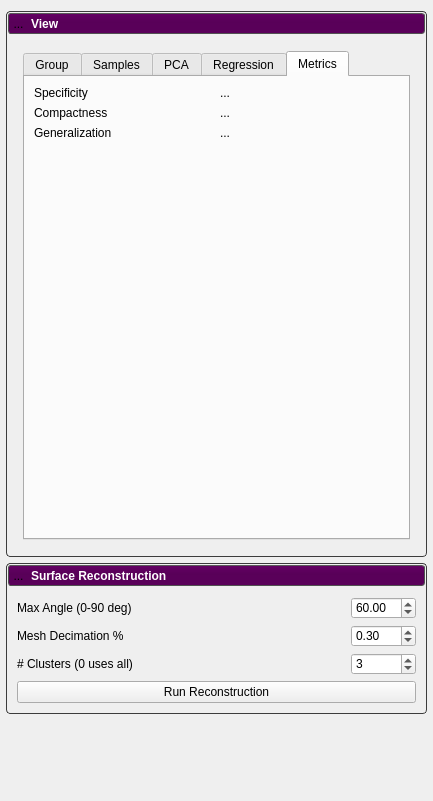
Qt form Studio/src/Application/Analysis/AnalysisTool.ui (SCIInstitute/ShapeWorks) before a commit.
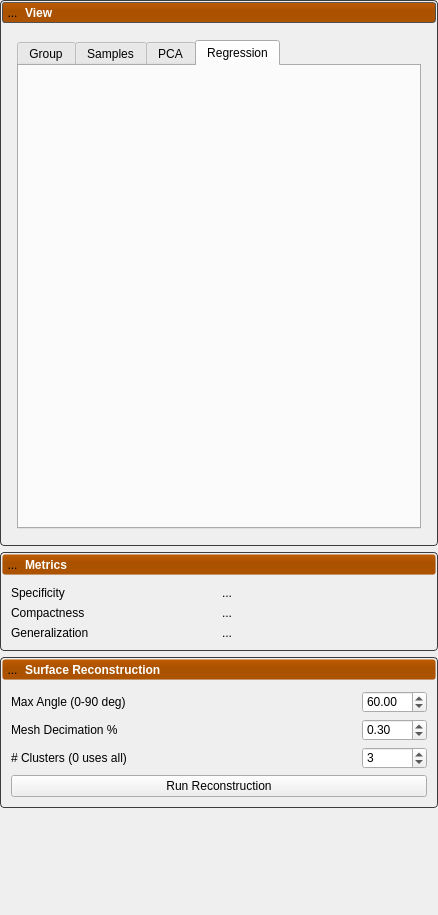
The same form after that commit. The open tabs and pages were chosen to show the change. Icons and pictures are not drawn. Custom widgets are drawn as their Qt base class.

Commit message: Implement new dropdown UI

```diff
--- a/Studio/src/Application/Analysis/AnalysisTool.ui
+++ b/Studio/src/Application/Analysis/AnalysisTool.ui
@@ -6,8 +6,8 @@
    <rect>
     <x>0</x>
     <y>0</y>
-    <width>433</width>
-    <height>801</height>
+    <width>438</width>
+    <height>915</height>
    </rect>
   </property>
   <property name="windowTitle">
@@ -293,7 +293,7 @@
 }
 
 QWidget#view_header_background {
-    background-color: rgb( 100, 0, 100);
+    background-color: rgb( 192, 92, 0);
     border-radius: 3px;
     border: 1px solid rgb(90, 90, 90);
 }
@@ -319,9 +319,9 @@
 }
 
 QWidget#surface_header_background {
-    background-color: rgb( 100, 0, 100);
+    background-color: rgb( 192, 92, 0);
     border-radius: 3px;
-    border: 1px solid rgb(90, 90, 90);
+    border: 1px solid rgb(90 90, 90);
 }
 
 QWidget#surface_panel {
@@ -329,14 +329,44 @@
     border: 1px solid rgb(60, 60, 60);
     color: rgb(90, 90, 90);
 }
-</string>
+
+
+/********************** metrics panel ***********************/
+
+QLabel#metrics_label {
+    color: white;
+    font: bold;
+}
+
+QWidget#metrics_header {
+    background-color: qlineargradient(spread:pad, x1:0.5, y1:0, x2:0.5, y2:0.960227, stop:0 rgba(0, 0, 0, 0), stop:0.45 rgba(0, 0, 0, 30), stop:1 rgba(0, 0, 0, 25));
+    border-radius: 3px;
+}
+
+QWidget#metrics_header_background {
+    background-color: rgb( 192, 92, 0);
+    border-radius: 3px;
+    border: 1px solid rgb(90 90, 90);
+}
+
+QWidget#metrics_panel {
+    border-radius: 4px;
+    border: 1px solid rgb(60, 60, 60);
+    color: rgb(90, 90, 90);
+}</string>
   </property>
   <layout class="QVBoxLayout" name="verticalLayout">
    <property name="leftMargin">
-    <number>6</number>
+    <number>0</number>
+   </property>
+   <property name="topMargin">
+    <number>0</number>
    </property>
    <property name="rightMargin">
-    <number>6</number>
+    <number>0</number>
+   </property>
+   <property name="bottomMargin">
+    <number>0</number>
    </property>
    <item>
     <widget class="QWidget" name="view_panel" native="true">
@@ -408,7 +438,7 @@
              <number>0</number>
             </property>
             <item>
-             <widget class="QToolButton" name="layers_open_button_">
+             <widget class="QToolButton" name="view_open_button">
               <property name="minimumSize">
                <size>
                 <width>21</width>
@@ -451,7 +481,7 @@
        </widget>
       </item>
       <item>
-       <widget class="QWidget" name="view_contents" native="true">
+       <widget class="QWidget" name="view_content" native="true">
         <layout class="QVBoxLayout" name="verticalLayout_23">
          <property name="spacing">
           <number>2</number>
@@ -474,7 +504,7 @@
             <item row="0" column="0">
              <widget class="QTabWidget" name="tabWidget">
               <property name="currentIndex">
-               <number>0</number>
+               <number>3</number>
               </property>
               <widget class="QWidget" name="mean_tab">
                <attribute name="title">
@@ -1060,7 +1090,7 @@
                        <rect>
                         <x>0</x>
                         <y>0</y>
-                        <width>369</width>
+                        <width>381</width>
                         <height>236</height>
                        </rect>
                       </property>
@@ -1157,72 +1187,6 @@
                 <string>Regression</string>
                </attribute>
               </widget>
-              <widget class="QWidget" name="metrics_tab">
-               <attribute name="title">
-                <string>Metrics</string>
-               </attribute>
-               <layout class="QGridLayout" name="gridLayout_9">
-                <item row="0" column="0">
-                 <layout class="QGridLayout" name="gridLayout_7">
-                  <item row="1" column="1">
-                   <widget class="QLabel" name="compactness_label">
-                    <property name="text">
-                     <string>...</string>
-                    </property>
-                   </widget>
-                  </item>
-                  <item row="1" column="0">
-                   <widget class="QLabel" name="label_7">
-                    <property name="text">
-                     <string>Compactness</string>
-                    </property>
-                   </widget>
-                  </item>
-                  <item row="0" column="0">
-                   <widget class="QLabel" name="label_6">
-                    <property name="text">
-                     <string>Specificity</string>
-                    </property>
-                   </widget>
-                  </item>
-                  <item row="2" column="0">
-                   <widget class="QLabel" name="label_4">
-                    <property name="text">
-                     <string>Generalization</string>
-                    </property>
-                   </widget>
-                  </item>
-                  <item row="0" column="1">
-                   <widget class="QLabel" name="specificity_label">
-                    <property name="text">
-                     <string>...</string>
-                    </property>
-                   </widget>
-                  </item>
-                  <item row="2" column="1">
-                   <widget class="QLabel" name="generalization_label">
-                    <property name="text">
-                     <string>...</string>
-                    </property>
-                   </widget>
-                  </item>
-                  <item row="3" column="0">
-                   <spacer name="verticalSpacer_5">
-                    <property name="orientation">
-                     <enum>Qt::Vertical</enum>
-                    </property>
-                    <property name="sizeHint" stdset="0">
-                     <size>
-                      <width>20</width>
-                      <height>40</height>
-                     </size>
-                    </property>
-                   </spacer>
-                  </item>
-                 </layout>
-                </item>
-               </layout>
-              </widget>
              </widget>
             </item>
            </layout>
@@ -1234,6 +1198,169 @@
      </layout>
     </widget>
    </item>
+   <item>
+    <widget class="QWidget" name="metrics_panel" native="true">
+     <property name="sizePolicy">
+      <sizepolicy hsizetype="Preferred" vsizetype="Fixed">
+       <horstretch>0</horstretch>
+       <verstretch>0</verstretch>
+      </sizepolicy>
+     </property>
+     <layout class="QVBoxLayout" name="verticalLayout_8">
+      <property name="spacing">
+       <number>2</number>
+      </property>
+      <property name="leftMargin">
+       <number>2</number>
+      </property>
+      <property name="topMargin">
+       <number>2</number>
+      </property>
+      <property name="rightMargin">
+       <number>2</number>
+      </property>
+      <property name="bottomMargin">
+       <number>2</number>
+      </property>
+      <item>
+       <widget class="QWidget" name="metrics_header_background" native="true">
+        <layout class="QVBoxLayout" name="verticalLayout_9">
+         <property name="leftMargin">
+          <number>0</number>
+         </property>
+         <property name="topMargin">
+          <number>0</number>
+         </property>
+         <property name="rightMargin">
+          <number>0</number>
+         </property>
+         <property name="bottomMargin">
+          <number>0</number>
+         </property>
+         <item>
+          <widget class="QWidget" name="metrics_header" native="true">
+           <property name="sizePolicy">
+            <sizepolicy hsizetype="Preferred" vsizetype="Fixed">
+             <horstretch>0</horstretch>
+             <verstretch>0</verstretch>
+            </sizepolicy>
+           </property>
+           <property name="minimumSize">
+            <size>
+             <width>215</width>
+             <height>21</height>
+            </size>
+           </property>
+           <layout class="QHBoxLayout" name="horizontalLayout_5">
+            <property name="spacing">
+             <number>2</number>
+            </property>
+            <property name="leftMargin">
+             <number>0</number>
+            </property>
+            <property name="topMargin">
+             <number>0</number>
+            </property>
+            <property name="rightMargin">
+             <number>0</number>
+            </property>
+            <property name="bottomMargin">
+             <number>0</number>
+            </property>
+            <item>
+             <widget class="QToolButton" name="metrics_open_button">
+              <property name="minimumSize">
+               <size>
+                <width>21</width>
+                <height>21</height>
+               </size>
+              </property>
+              <property name="maximumSize">
+               <size>
+                <width>21</width>
+                <height>21</height>
+               </size>
+              </property>
+              <property name="text">
+               <string>...</string>
+              </property>
+              <property name="icon">
+               <iconset resource="../Resources/ShapeWorksStudio.qrc">
+                <normaloff>:/Studio/Images/RightArrowWhite.png</normaloff>
+                <normalon>:/Studio/Images/DownArrowWhite.png</normalon>:/Studio/Images/RightArrowWhite.png</iconset>
+              </property>
+              <property name="checkable">
+               <bool>true</bool>
+              </property>
+              <property name="checked">
+               <bool>true</bool>
+              </property>
+             </widget>
+            </item>
+            <item>
+             <widget class="QLabel" name="metrics_label">
+              <property name="text">
+               <string>Metrics</string>
+              </property>
+             </widget>
+            </item>
+           </layout>
+          </widget>
+         </item>
+        </layout>
+       </widget>
+      </item>
+      <item>
+       <widget class="QWidget" name="metrics_content" native="true">
+        <layout class="QGridLayout" name="gridLayout_12">
+         <item row="1" column="1">
+          <widget class="QLabel" name="compactness_label">
+           <property name="text">
+            <string>...</string>
+           </property>
+          </widget>
+         </item>
+         <item row="0" column="0">
+          <widget class="QLabel" name="label_6">
+           <property name="text">
+            <string>Specificity</string>
+           </property>
+          </widget>
+         </item>
+         <item row="1" column="0">
+          <widget class="QLabel" name="label_7">
+           <property name="text">
+            <string>Compactness</string>
+           </property>
+          </widget>
+         </item>
+         <item row="0" column="1">
+          <widget class="QLabel" name="specificity_label">
+           <property name="text">
+            <string>...</string>
+           </property>
+          </widget>
+         </item>
+         <item row="2" column="0">
+          <widget class="QLabel" name="label_4">
+           <property name="text">
+            <string>Generalization</string>
+           </property>
+          </widget>
+         </item>
+         <item row="2" column="1">
+          <widget class="QLabel" name="generalization_label">
+           <property name="text">
+            <string>...</string>
+           </property>
+          </widget>
+         </item>
+        </layout>
+       </widget>
+      </item>
+     </layout>
+    </widget>
+   </item>
    <item>
     <widget class="QWidget" name="surface_panel" native="true">
      <property name="sizePolicy">
```
The commit also changes 2 other files.
